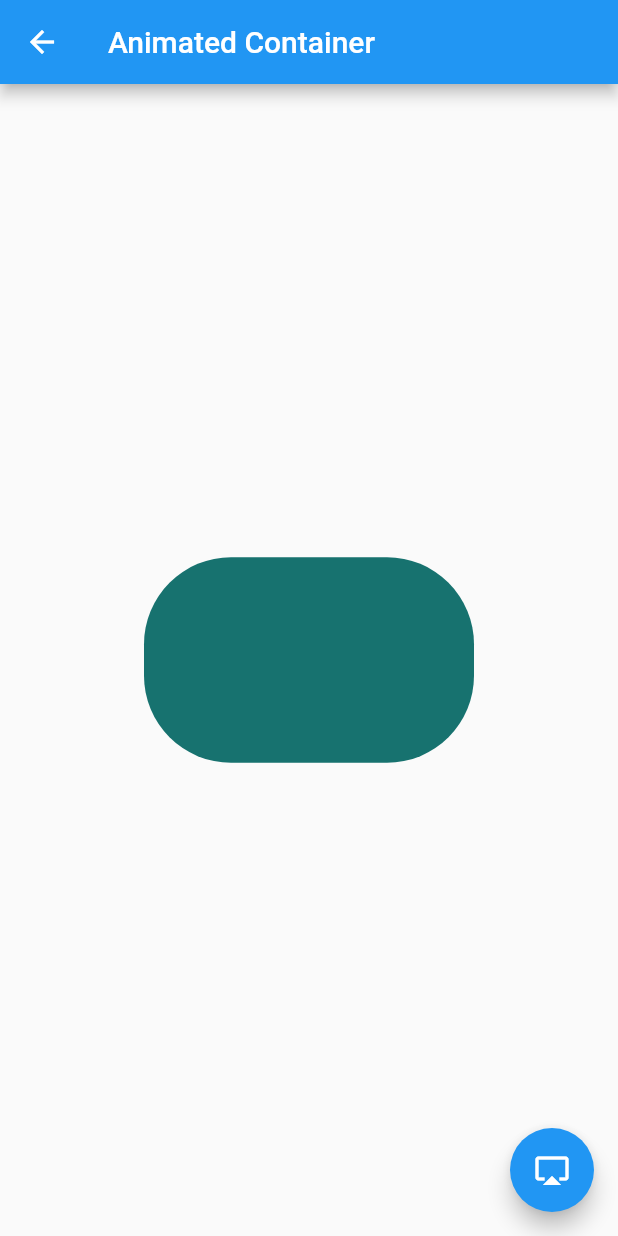
After one commit to Sam200018/Flutter_Componentes, a Flutter app: the AnimatedContainerPage screen opened by its route, after a tap on the "airplay" icon, on a phone screen of 412 x 824 dp. The commit adds this screen. Run offline on Flutter 3.47's test engine with Material 2 defaults, Android fonts, the phone set to English and light mode, and no system bars.

Commit message:
Container vs AnimatedContainer, todo se ve muy cool, porque le añadimos animaciones junto con el duration

```diff
--- a/data/menu_opts.json
+++ b/data/menu_opts.json
@@ -15,6 +15,11 @@
             "ruta" : "card",
             "icon" : "folder_open",
             "texto": "Cards - Tarjetas"
+        },
+        {
+            "ruta" : "animatedContainer",
+            "icon" : "donut_large",
+            "texto": "Animated Conatianer"
         }
     ]
 }
--- /dev/null
+++ b/lib/src/pages/animated_container.dart
@@ -0,0 +1,49 @@
+import 'package:flutter/material.dart';
+
+import 'dart:math';
+
+class AnimatedContainerPage extends StatefulWidget {
+  @override
+  _AnimatedContainerPageState createState() => _AnimatedContainerPageState();
+}
+
+class _AnimatedContainerPageState extends State<AnimatedContainerPage> {
+  double _width = 50.0;
+  double _height = 50.0;
+  Color _color = Colors.green;
+  BorderRadiusGeometry _borderRadius = BorderRadius.circular(8.0);
+  @override
+  Widget build(BuildContext context) {
+    return Scaffold(
+        appBar: AppBar(
+          title: Text('Animated Container'),
+        ),
+        body: Center(
+          child: AnimatedContainer(
+            width: _width,
+            height: _height,
+            decoration: BoxDecoration(
+              borderRadius: _borderRadius,
+              color: _color,
+            ),
+            duration: Duration(seconds: 1),
+            curve: Curves.fastLinearToSlowEaseIn,
+          ),
+        ),
+        floatingActionButton: FloatingActionButton(
+          onPressed: () {
+            final random = Random();
+
+            setState(() {
+              _width = random.nextInt(300).toDouble();
+              _height = random.nextInt(300).toDouble();
+              _color = Color.fromRGBO(random.nextInt(255), random.nextInt(255),
+                  random.nextInt(255), 1);
+              _borderRadius =
+                  BorderRadius.circular(random.nextInt(100).toDouble());
+            });
+          },
+          child: Icon(Icons.airplay),
+        ));
+  }
+}
--- a/lib/src/routes/routes.dart
+++ b/lib/src/routes/routes.dart
@@ -4,6 +4,7 @@ import 'package:componentes/src/pages/home_page.dart';
 import 'package:componentes/src/pages/alert_page.dart';
 import 'package:componentes/src/pages/avatar_page.dart';
 import 'package:componentes/src/pages/card_page.dart';
+import 'package:componentes/src/pages/animated_container.dart';
 
 Map<String, WidgetBuilder> getApplicationRoutes() {
   return <String, WidgetBuilder>{
@@ -12,5 +13,6 @@ Map<String, WidgetBuilder> getApplicationRoutes() {
     'alert': (BuildContext context) => AlertPage(),
     'avatar': (BuildContext context) => AvatarPage(),
     'card': (BuildContext context) => CardPage(),
+    'animatedContainer': (BuildContext context) => AnimatedContainerPage(),
   };
 }
--- a/lib/src/utils/icono_string_util.dart
+++ b/lib/src/utils/icono_string_util.dart
@@ -4,6 +4,7 @@ final _icon = <String, IconData>{
   'add_alert': Icons.add_alert,
   'accessibility': Icons.accessibility,
   'folder_open': Icons.folder_open,
+  'donut_large': Icons.format_clear
 };
 
 Icon getICon(String nombreICono) {
```
